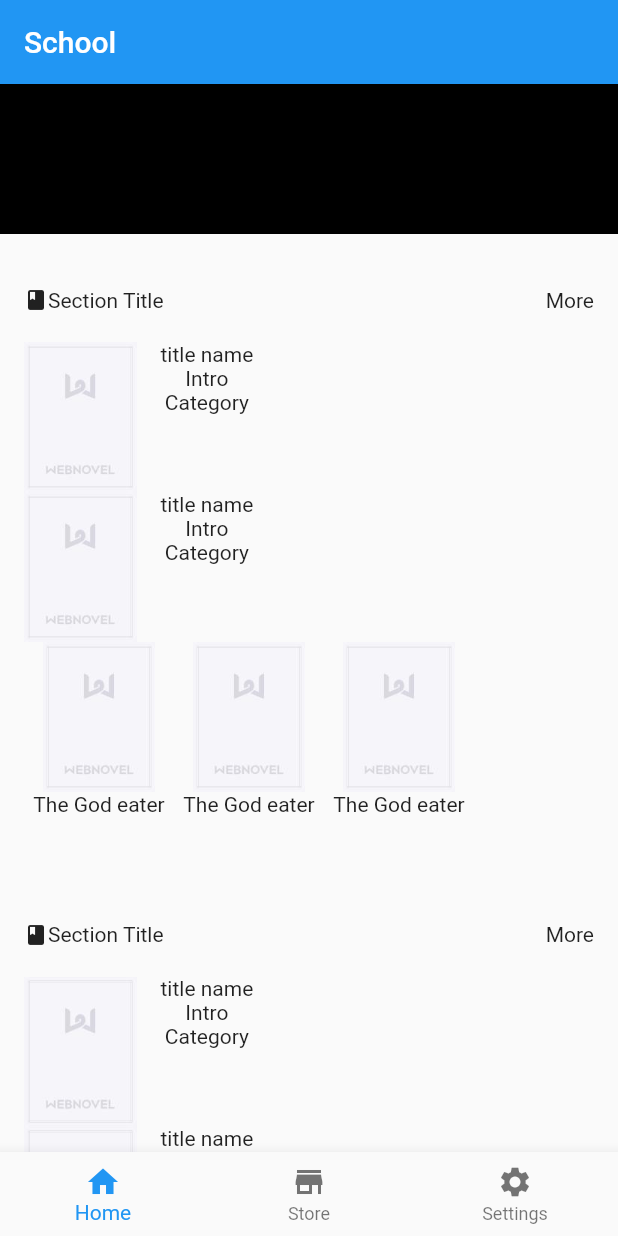
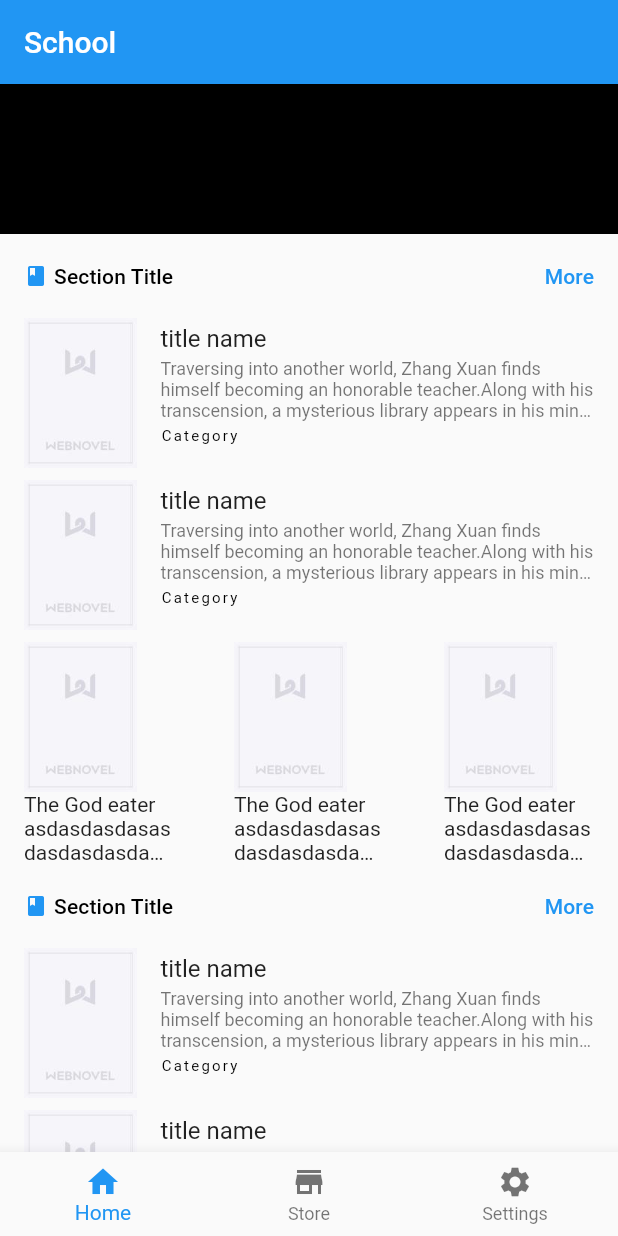
Before and after one commit to ligun123/wuxia_app, a Flutter app: the screen it shows after launch, swiped to page 2, on a phone screen of 412 x 824 dp. Run offline on Flutter 3.47's test engine with Material 2 defaults, Android fonts, the phone set to English and light mode, and no system bars; our stand-ins replace dio; missing offline and left inert: dcache_flutter.

Commit message:
fix: group ui

```diff
--- a/lib/view/components/xbook_cell.dart
+++ b/lib/view/components/xbook_cell.dart
@@ -5,9 +5,11 @@ class XBookCell extends StatelessWidget {
 
   @override
   Widget build(BuildContext context) {
+    final theme = Theme.of(context);
     return SizedBox(
       height: 100,
       child: Row(
+        mainAxisSize: MainAxisSize.min,
         children: <Widget>[
           Image.asset(
             "assets/unknown.jpg",
@@ -15,12 +17,33 @@ class XBookCell extends StatelessWidget {
             height: 100,
           ),
           SizedBox(width: 16),
-          Column(
-            children: <Widget>[
-              Text("title name"),
-              Text("Intro"),
-              Text("Category"),
-            ],
+          Expanded(
+            child: Column(
+              crossAxisAlignment: CrossAxisAlignment.start,
+              mainAxisAlignment: MainAxisAlignment.start,
+              children: <Widget>[
+                SizedBox(height: 4),
+                Text(
+                  "title name",
+                  style: theme.textTheme.subhead,
+                  maxLines: 1,
+                  overflow: TextOverflow.ellipsis,
+                ),
+                SizedBox(height: 4),
+                Text(
+                  '''Traversing into another world, Zhang Xuan finds himself becoming an honorable teacher.Along with his transcension, a mysterious library appears in his mind.As long as it is something he has seen, regardless of whether it is a human or an object, a book on its weaknesses will be automatically compiled in the library.Thus, he becomes formidable.''',
+                  maxLines: 3,
+                  style: theme.textTheme.caption,
+                  overflow: TextOverflow.ellipsis,
+                ),
+                SizedBox(height: 4),
+                Text(
+                  "Category",
+                  style: theme.textTheme.overline,
+                  maxLines: 1,
+                ),
+              ],
+            ),
           ),
         ],
       ),
--- a/lib/view/components/xbook_group_view.dart
+++ b/lib/view/components/xbook_group_view.dart
@@ -8,7 +8,7 @@ class XBookGroupView extends StatelessWidget {
   @override
   Widget build(BuildContext context) {
     return Container(
-      margin: EdgeInsets.all(16),
+      padding: EdgeInsets.symmetric(vertical: 0, horizontal: 16),
       child: Column(
         mainAxisSize: MainAxisSize.min,
         children: <Widget>[
@@ -20,6 +20,7 @@ class XBookGroupView extends StatelessWidget {
   }
 
   Widget _buildTitleRow(BuildContext context) {
+    final theme = Theme.of(context);
     return SizedBox(
       height: 56,
       child: Row(
@@ -27,11 +28,19 @@ class XBookGroupView extends StatelessWidget {
           Icon(
             Icons.book,
             size: 16,
+            color: theme.colorScheme.primary,
           ),
-          Text("Section Title"),
+          SizedBox(width: 4),
+          Text(
+            "Section Title",
+            style: theme.textTheme.subtitle,
+          ),
           Spacer(),
           GestureDetector(
-            child: Text("More"),
+            child: Text(
+              "More",
+              style: theme.textTheme.subtitle.copyWith(color: theme.primaryColor),
+            ),
             onTap: () {
               //TODO: jump to more
             },
@@ -47,8 +56,11 @@ class XBookGroupView extends StatelessWidget {
         mainAxisSize: MainAxisSize.min,
         children: <Widget>[
           XBookCell(),
+          SizedBox(height: 8),
           XBookCell(),
+          SizedBox(height: 8),
           Row(
+            mainAxisAlignment: MainAxisAlignment.spaceBetween,
             children: <Widget>[
               XBookItem(),
               XBookItem(),
--- a/lib/view/components/xbook_item.dart
+++ b/lib/view/components/xbook_item.dart
@@ -9,17 +9,24 @@ class XBookItem extends StatelessWidget {
 
   @override
   Widget build(BuildContext context) {
+    final theme = Theme.of(context);
     return SizedBox(
       width: 100,
-      height: 135,
       child: Column(
+        crossAxisAlignment: CrossAxisAlignment.start,
         children: <Widget>[
           Image.asset(
             "assets/unknown.jpg",
             width: 75,
             height: 100,
           ),
-          Text("The God eater"),
+          Text(
+            "The God eater asdasdasdasasdasdasdasdadsd",
+            // style: theme.textTheme.subhead,
+            maxLines: 3,
+            softWrap: false,
+            overflow: TextOverflow.ellipsis,
+          )
         ],
       ),
     );
```
